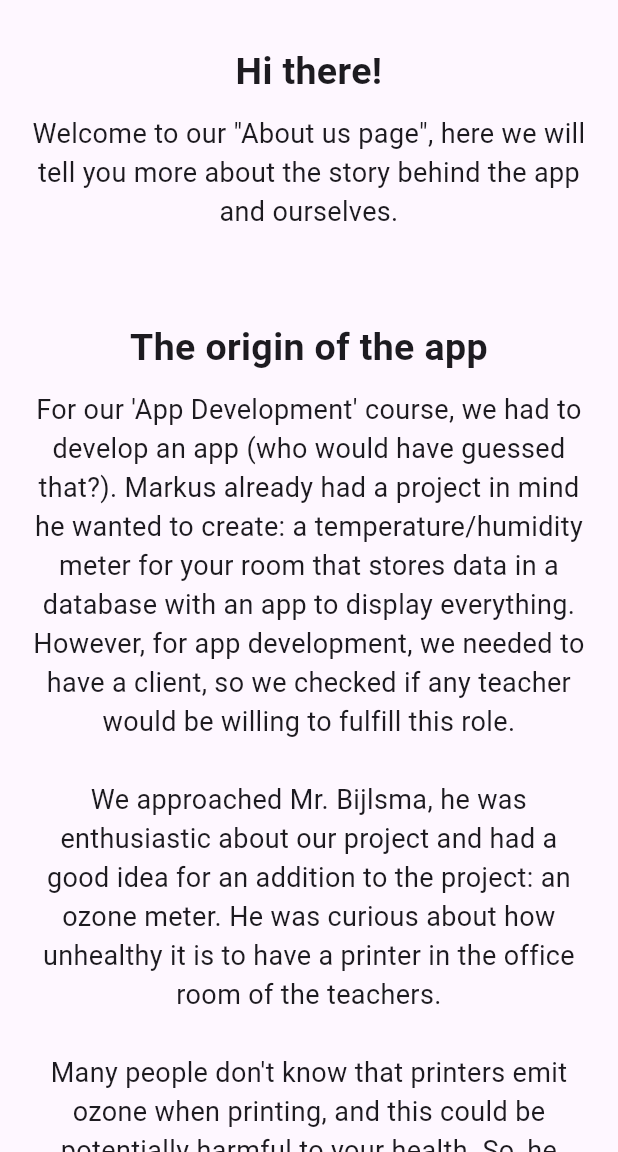
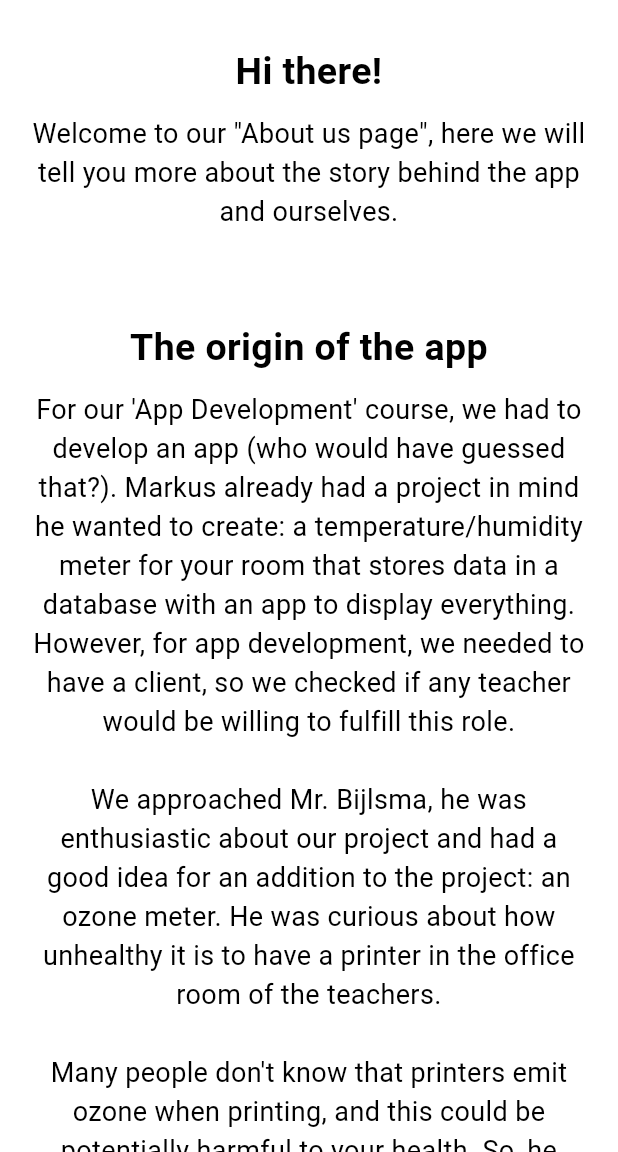
Before and after one commit to gekkegerard/airtastic, a Flutter app: the About screen opened by its route, on a phone screen of 412 x 824 dp, the part 84-1236 px from its top. Run offline on Flutter 3.47's test engine with Material 3 defaults, Android fonts, the phone set to English and light mode, and no system bars; our stand-ins replace fl_chart, syncfusion_flutter_charts; network calls fail.

Commit message:
collor shit

```diff
--- a/lib/pages/About.dart
+++ b/lib/pages/About.dart
@@ -2,6 +2,7 @@ import 'package:flutter/material.dart';
 import 'package:airtastic/widgets/nav_bar.dart';
 import 'package:airtastic/data/about_us_page_content.dart';
 import 'package:airtastic/widgets/paragraph_builder.dart';
+import 'package:airtastic/widgets/page_colors.dart';
 
 class About extends StatefulWidget {
   const About({super.key});
@@ -18,7 +19,7 @@ class _AboutState extends State<About> {
       appBar: AppBar(
         title: const Text(navBarHeader),
         centerTitle: true,
-        backgroundColor: Colors.red[600],
+        backgroundColor: AppColorsLightMode.appBarColor,
       ),
       body: ListView(
         shrinkWrap: true,
@@ -29,6 +30,7 @@ class _AboutState extends State<About> {
           paragraphBuilder(fourthHeader, [fourthParagraph])
         ],
       ),
+      backgroundColor: AppColorsLightMode.backGroundColor,
     );
   }
 }
--- a/lib/widgets/nav_bar.dart
+++ b/lib/widgets/nav_bar.dart
@@ -67,6 +67,8 @@ class NavBar extends StatelessWidget {
             },
           ),
           ExpansionTile(
+            textColor: Colors.red[600],
+            iconColor: Colors.red[600],
             leading: const Icon(Icons.info),
             title: const Text('Info'),
             children: [
--- /dev/null
+++ b/lib/widgets/page_colors.dart
@@ -0,0 +1,21 @@
+import 'package:flutter/material.dart';
+
+int i = 57;
+
+class AppColorsLightMode {
+  static const Color appBarColor = Color.fromARGB(255, 229, 57, 53);
+  static const Color backGroundColor = Colors.white;
+  static const Color textColor = Colors.black;
+}
+
+class AppColorsDarkMode {
+  static const Color appBarColor = Color.fromARGB(255, 77, 1, 0);
+  static const Color backGroundColor = Color.fromARGB(255, 32, 32, 32);
+  static const Color textColor = Colors.white;
+}
+
+class AppColorsRainbow {
+  static const Color appBarColor = Color.fromARGB(255, 77, 1, 0);
+  static const Color backGroundColor = Color.fromARGB(255, 32, 32, 32);
+  static const Color textColor = Colors.white;
+}
--- a/lib/widgets/paragraph_builder.dart
+++ b/lib/widgets/paragraph_builder.dart
@@ -1,4 +1,5 @@
 import 'package:flutter/material.dart';
+import 'package:airtastic/widgets/page_colors.dart';
 
 Widget paragraphBuilder(String header, List<dynamic> paragraphs) {
   return Container(
@@ -8,7 +9,10 @@ Widget paragraphBuilder(String header, List<dynamic> paragraphs) {
       children: [
         Text(
           header,
-          style: const TextStyle(fontSize: 25.0, fontWeight: FontWeight.bold),
+          style: const TextStyle(
+              fontSize: 25.0,
+              fontWeight: FontWeight.bold,
+              color: AppColorsLightMode.textColor),
           textAlign: TextAlign.center,
         ),
         const SizedBox(height: 10.0),
@@ -16,7 +20,8 @@ Widget paragraphBuilder(String header, List<dynamic> paragraphs) {
           (paragraph is String)
               ? Text(
                   paragraph,
-                  style: const TextStyle(fontSize: 18.0),
+                  style: const TextStyle(
+                      fontSize: 18.0, color: AppColorsLightMode.textColor),
                   textAlign: TextAlign.center,
                 )
               : paragraph,
```
